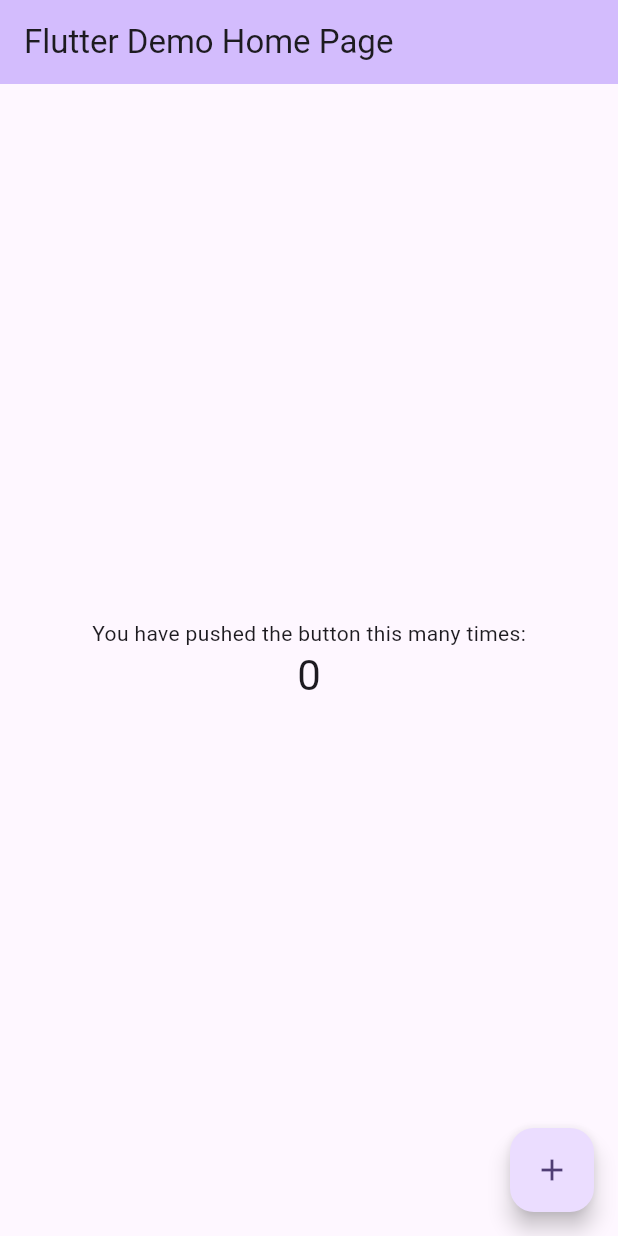
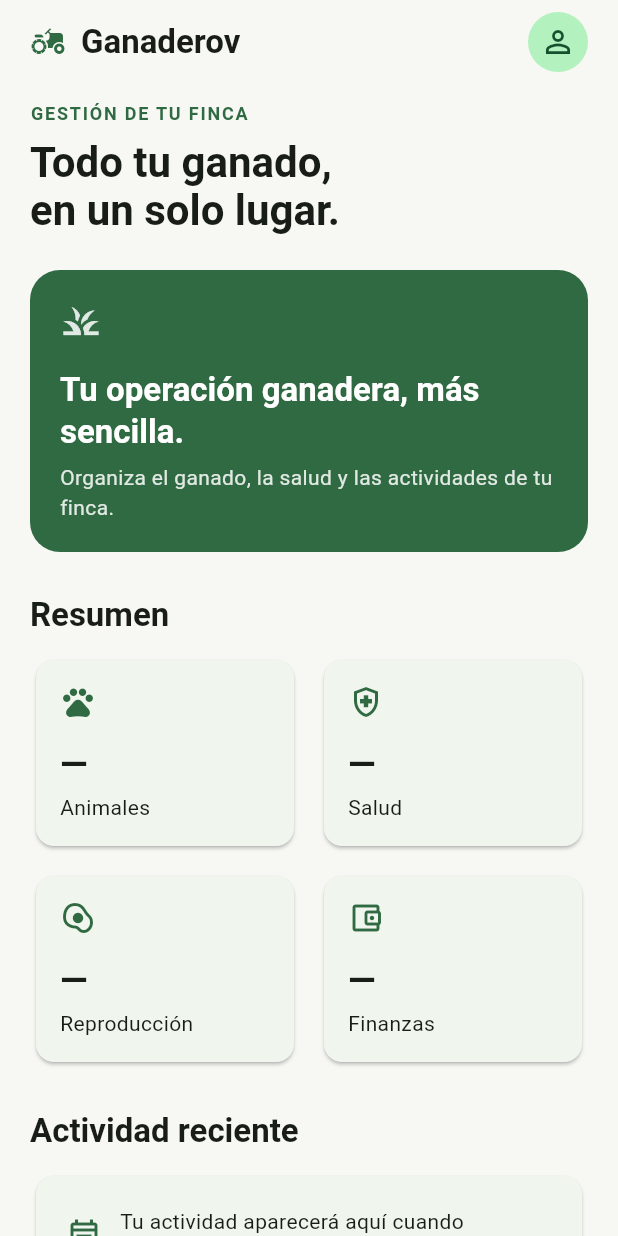
Before and after one commit to SkContreras/Ganaderov-Mobile, a Flutter app: the screen it shows after launch, on a phone screen of 412 x 824 dp. Run offline on Flutter 3.47's test engine with Material 3 defaults, Android fonts, the phone set to English and light mode, and no system bars; our stand-ins replace flutter_riverpod, go_router, material_ui, supabase_flutter; accounts and stored records are empty; statements that could not run were skipped.

Commit message:
feat: integrate Supabase for backend configuration and update dashboard UI

```diff
--- /dev/null
+++ b/lib/core/config/supabase_config.dart
@@ -0,0 +1,19 @@
+import 'package:supabase_flutter/supabase_flutter.dart';
+
+abstract final class SupabaseConfig {
+  static const url = String.fromEnvironment('SUPABASE_URL');
+  static const publishableKey = String.fromEnvironment(
+    'SUPABASE_PUBLISHABLE_KEY',
+  );
+
+  static Future<void> initialize() async {
+    if (url.isEmpty || publishableKey.isEmpty) {
+      throw StateError(
+        'Supabase is not configured. Provide SUPABASE_URL and '
+        'SUPABASE_PUBLISHABLE_KEY with --dart-define.',
+      );
+    }
+
+    await Supabase.initialize(url: url, publishableKey: publishableKey);
+  }
+}
--- a/lib/core/theme/app_theme.dart
+++ b/lib/core/theme/app_theme.dart
@@ -2,6 +2,10 @@ import 'package:material_ui/material_ui.dart';
 
 abstract final class AppTheme {
   static final light = ThemeData(
-    colorScheme: ColorScheme.fromSeed(seedColor: Colors.deepPurple),
+    colorScheme: ColorScheme.fromSeed(
+      seedColor: const Color(0xFF356B45),
+      surface: const Color(0xFFF7F8F4),
+    ),
+    useMaterial3: true,
   );
 }
--- a/lib/features/dashboard/presentation/pages/dashboard_page.dart
+++ b/lib/features/dashboard/presentation/pages/dashboard_page.dart
@@ -1,45 +1,189 @@
 import 'package:material_ui/material_ui.dart';
 
-class DashboardPage extends StatefulWidget {
+class DashboardPage extends StatelessWidget {
   const DashboardPage({super.key});
 
   @override
-  State<DashboardPage> createState() => _DashboardPageState();
-}
+  Widget build(BuildContext context) {
+    final colors = Theme.of(context).colorScheme;
 
-class _DashboardPageState extends State<DashboardPage> {
-  int _counter = 0;
-
-  void _incrementCounter() {
-    setState(() {
-      _counter++;
-    });
-  }
-
-  @override
-  Widget build(BuildContext context) {
     return Scaffold(
       appBar: AppBar(
-        backgroundColor: Theme.of(context).colorScheme.inversePrimary,
-        title: const Text('Flutter Demo Home Page'),
-      ),
-      body: Center(
-        child: Column(
-          mainAxisAlignment: MainAxisAlignment.center,
+        titleSpacing: 20,
+        title: Row(
           children: [
-            const Text('You have pushed the button this many times:'),
-            Text(
-              '$_counter',
-              style: Theme.of(context).textTheme.headlineMedium,
+            Icon(Icons.agriculture, color: colors.primary),
+            const SizedBox(width: 10),
+            const Text(
+              'Ganaderov',
+              style: TextStyle(fontWeight: FontWeight.w700),
             ),
           ],
         ),
+        actions: [
+          Padding(
+            padding: const EdgeInsets.only(right: 20),
+            child: CircleAvatar(
+              backgroundColor: colors.primaryContainer,
+              foregroundColor: colors.onPrimaryContainer,
+              child: const Icon(Icons.person_outline),
+            ),
+          ),
+        ],
       ),
-      floatingActionButton: FloatingActionButton(
-        onPressed: _incrementCounter,
-        tooltip: 'Increment',
-        child: const Icon(Icons.add),
+      body: SafeArea(
+        child: SingleChildScrollView(
+          padding: const EdgeInsets.fromLTRB(20, 12, 20, 32),
+          child: Column(
+            crossAxisAlignment: CrossAxisAlignment.start,
+            children: [
+              Text(
+                'GESTIÓN DE TU FINCA',
+                style: Theme.of(context).textTheme.labelMedium?.copyWith(
+                  color: colors.primary,
+                  fontWeight: FontWeight.w700,
+                  letterSpacing: 1.2,
+                ),
+              ),
+              const SizedBox(height: 8),
+              Text(
+                'Todo tu ganado,\nen un solo lugar.',
+                style: Theme.of(context).textTheme.headlineMedium
+                    ?.copyWith(fontWeight: FontWeight.w700, height: 1.15),
+              ),
+              const SizedBox(height: 24),
+              Container(
+                width: double.infinity,
+                padding: const EdgeInsets.all(20),
+                decoration: BoxDecoration(
+                  color: colors.primary,
+                  borderRadius: BorderRadius.circular(20),
+                ),
+                child: Column(
+                  crossAxisAlignment: CrossAxisAlignment.start,
+                  children: [
+                    Icon(
+                      Icons.grass,
+                      color: colors.onPrimary.withValues(alpha: 0.85),
+                      size: 28,
+                    ),
+                    const SizedBox(height: 18),
+                    Text(
+                      'Tu operación ganadera, más sencilla.',
+                      style: Theme.of(context).textTheme.titleLarge?.copyWith(
+                        color: colors.onPrimary,
+                        fontWeight: FontWeight.w700,
+                      ),
+                    ),
+                    const SizedBox(height: 6),
+                    Text(
+                      'Organiza el ganado, la salud y las actividades de tu finca.',
+                      style: Theme.of(context).textTheme.bodyMedium?.copyWith(
+                        color: colors.onPrimary.withValues(alpha: 0.85),
+                      ),
+                    ),
+                  ],
+                ),
+              ),
+              const SizedBox(height: 28),
+              Text(
+                'Resumen',
+                style: Theme.of(context).textTheme.titleLarge
+                    ?.copyWith(fontWeight: FontWeight.w700),
+              ),
+              const SizedBox(height: 12),
+              LayoutBuilder(
+                builder: (context, constraints) {
+                  final cardWidth = (constraints.maxWidth - 12) / 2;
+                  return Wrap(
+                    spacing: 12,
+                    runSpacing: 12,
+                    children:
+                        const [
+                              _SummaryCard(
+                                label: 'Animales',
+                                icon: Icons.pets_outlined,
+                              ),
+                              _SummaryCard(
+                                label: 'Salud',
+                                icon: Icons.health_and_safety_outlined,
+                              ),
+                              _SummaryCard(
+                                label: 'Reproducción',
+                                icon: Icons.egg_alt_outlined,
+                              ),
+                              _SummaryCard(
+                                label: 'Finanzas',
+                                icon: Icons.account_balance_wallet_outlined,
+                              ),
+                            ]
+                            .map(
+                              (card) => SizedBox(width: cardWidth, child: card),
+                            )
+                            .toList(),
+                  );
+                },
+              ),
+              const SizedBox(height: 28),
+              Text(
+                'Actividad reciente',
+                style: Theme.of(context).textTheme.titleLarge
+                    ?.copyWith(fontWeight: FontWeight.w700),
+              ),
+              const SizedBox(height: 12),
+              Card(
+                child: Padding(
+                  padding: const EdgeInsets.all(20),
+                  child: Row(
+                    children: [
+                      Icon(Icons.event_note_outlined, color: colors.primary),
+                      const SizedBox(width: 12),
+                      Expanded(
+                        child: Text(
+                          'Tu actividad aparecerá aquí cuando registres eventos.',
+                          style: Theme.of(context).textTheme.bodyMedium,
+                        ),
+                      ),
+                    ],
+                  ),
+                ),
+              ),
+            ],
+          ),
+        ),
       ),
     );
   }
 }
+
+class _SummaryCard extends StatelessWidget {
+  const _SummaryCard({required this.label, required this.icon});
+
+  final String label;
+  final IconData icon;
+
+  @override
+  Widget build(BuildContext context) {
+    final colors = Theme.of(context).colorScheme;
+
+    return Card(
+      child: Padding(
+        padding: const EdgeInsets.all(16),
+        child: Column(
+          crossAxisAlignment: CrossAxisAlignment.start,
+          children: [
+            Icon(icon, color: colors.primary),
+            const SizedBox(height: 14),
+            Text(
+              '—',
+              style: Theme.of(context).textTheme.headlineSmall
+                  ?.copyWith(fontWeight: FontWeight.w700),
+            ),
+            const SizedBox(height: 2),
+            Text(label, style: Theme.of(context).textTheme.bodyMedium),
+          ],
+        ),
+      ),
+    );
+  }
+}
--- a/lib/main.dart
+++ b/lib/main.dart
@@ -1,7 +1,11 @@
-import 'package:material_ui/material_ui.dart';
+import 'package:flutter/widgets.dart';
+import 'package:flutter_riverpod/flutter_riverpod.dart';
 
 import 'app.dart';
+import 'core/config/supabase_config.dart';
 
-void main() {
-  runApp(const GanaderovApp());
+Future<void> main() async {
+  WidgetsFlutterBinding.ensureInitialized();
+  await SupabaseConfig.initialize();
+  runApp(const ProviderScope(child: GanaderovApp()));
 }
```
Also changed, not shown: pubspec.yaml (+6 -6 lines), pubspec.lock, 5 other files.
